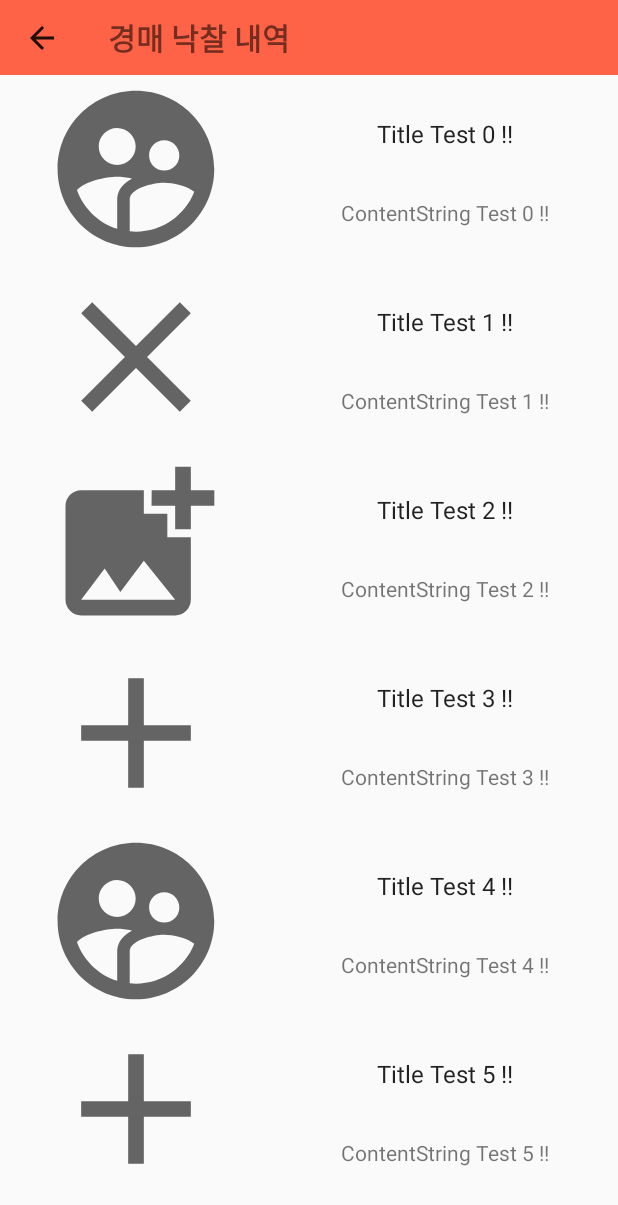
After one commit to 4538cgy/ProjectAuction, an Android app: the AuctionSuccessHistoryActivity screen opened directly, with no data from a screen before it, on a phone screen of 412 x 824 dp. The commit adds this screen. Shown: the top 1205 px of the screen. Run offline under Robolectric (Android 15) with nearby library versions, the phone set to English and light mode, and no system bars; our stand-ins replace data binding.

Commit message:
AuctionHistory Button Event #2
1. 경매 참여 내역, 경매 낙찰 내역 추가
2. 경매 등록 내역 클래스, 레이아웃 이름 변경

```diff
--- a/app/src/main/AndroidManifest.xml
+++ b/app/src/main/AndroidManifest.xml
@@ -18,7 +18,9 @@
         android:roundIcon="@mipmap/ic_launcher_round"
         android:supportsRtl="true"
         android:theme="@style/AppTheme">
-        <activity android:name=".view.activity.history.RegistrationHistoryActivity"></activity>
+        <activity android:name=".view.activity.history.AuctionSuccessHistoryActivity"></activity>
+        <activity android:name=".view.activity.history.AuctionJoinHistoryActivity" />
+        <activity android:name=".view.activity.history.AuctionHistoryActivity" />
 
         <provider
             android:name="androidx.core.content.FileProvider"
--- /dev/null
+++ b/app/src/main/java/com/example/project_auction/view/activity/history/AuctionSuccessHistoryActivity.kt
@@ -0,0 +1,50 @@
+package com.example.project_auction.view.activity.history
+
+import android.os.Bundle
+import android.view.MenuItem
+import androidx.recyclerview.widget.LinearLayoutManager
+import androidx.recyclerview.widget.RecyclerView
+import com.example.project_auction.R
+import com.example.project_auction.adapter.MultiViewTypeAdapter
+import com.example.project_auction.base.BaseActivity
+import com.example.project_auction.data.ViewTypeModelDTO
+import com.example.project_auction.databinding.ActivityAuctionSuccessHistoryBinding
+
+class AuctionSuccessHistoryActivity : BaseActivity<ActivityAuctionSuccessHistoryBinding>(R.layout.activity_auction_success_history) {
+    override fun onCreate(savedInstanceState: Bundle?) {
+        super.onCreate(savedInstanceState)
+        binding.apply {
+            activityauctionsuccesshistory = this@AuctionSuccessHistoryActivity
+        }
+
+        setSupportActionBar(binding.activityAuctionSuccessHistoryToolbarTitle)
+        getSupportActionBar()!!.setDisplayHomeAsUpEnabled(true);
+
+        val list = listOf(
+            ViewTypeModelDTO(ViewTypeModelDTO.FIRST_TYPE, "Title Test 0 !!", R.drawable.ic_baseline_supervised_user_circle_24, "ContentString Test 0 !!"),
+            ViewTypeModelDTO(ViewTypeModelDTO.FIRST_TYPE, "Title Test 1 !!", R.drawable.ic_baseline_close_24, "ContentString Test 1 !!"),
+            ViewTypeModelDTO(ViewTypeModelDTO.FIRST_TYPE, "Title Test 2 !!", R.drawable.ic_baseline_add_photo_alternate_24, "ContentString Test 2 !!"),
+            ViewTypeModelDTO(ViewTypeModelDTO.FIRST_TYPE, "Title Test 3 !!", R.drawable.ic_baseline_add_24, "ContentString Test 3 !!"),
+            ViewTypeModelDTO(ViewTypeModelDTO.FIRST_TYPE, "Title Test 4 !!", R.drawable.ic_baseline_supervised_user_circle_24, "ContentString Test 4 !!"),
+            ViewTypeModelDTO(ViewTypeModelDTO.FIRST_TYPE, "Title Test 5 !!", R.drawable.ic_baseline_add_24, "ContentString Test 5 !!"),
+            ViewTypeModelDTO(ViewTypeModelDTO.FIRST_TYPE, "Title Test 6 !!", 0, "ContentString Test 6 !!"),
+            ViewTypeModelDTO(ViewTypeModelDTO.FIRST_TYPE, "Title Test 7 !!", R.drawable.ic_baseline_add_24, "ContentString Test 7 !!"),
+            ViewTypeModelDTO(ViewTypeModelDTO.FIRST_TYPE, "Title Test 8 !!", R.drawable.ic_baseline_add_photo_alternate_24, "ContentString Test 8 !!")
+        )
+
+        val adpater = MultiViewTypeAdapter(list)
+        binding.activityAuctionSuccessHistoryRecyclerviewItem.layoutManager = LinearLayoutManager(this, RecyclerView.VERTICAL, false)
+        binding.activityAuctionSuccessHistoryRecyclerviewItem.adapter = adpater
+    }
+
+    override fun onOptionsItemSelected(item: MenuItem): Boolean {
+        when (item.getItemId()) {
+            android.R.id.home -> {
+                //toolbar의 back키 눌렀을 때 동작
+                finish()
+                return true
+            }
+        }
+        return super.onOptionsItemSelected(item)
+    }
+}
--- a/app/src/main/java/com/example/project_auction/view/activity/login/LoginActivity.kt
+++ b/app/src/main/java/com/example/project_auction/view/activity/login/LoginActivity.kt
@@ -137,9 +137,6 @@ class LoginActivity : BaseActivity<ActivityLoginBinding>(R.layout.activity_login
             activitylogin = this@LoginActivity
             loginsignupviewmodel = viewModel
         }
-
-        //test
-        startActivity(Intent(this, LobbyActivity::class.java))
     }
 
     fun naver(view : View){
--- /dev/null
+++ b/app/src/main/res/layout/activity_auction_success_history.xml
@@ -0,0 +1,48 @@
+<?xml version="1.0" encoding="utf-8"?>
+<layout xmlns:android="http://schemas.android.com/apk/res/android"
+    xmlns:app="http://schemas.android.com/apk/res-auto"
+    xmlns:tools="http://schemas.android.com/tools"
+    tools:context=".view.activity.history.AuctionSuccessHistoryActivity">
+
+    <data>
+        <variable
+            name="activityauctionsuccesshistory"
+            type="com.example.project_auction.view.activity.history.AuctionSuccessHistoryActivity" />
+    </data>
+
+    <androidx.constraintlayout.widget.ConstraintLayout
+        android:layout_width="match_parent"
+        android:layout_height="match_parent">
+
+        <androidx.appcompat.widget.Toolbar
+            android:layout_width="match_parent"
+            android:layout_height="50dp"
+            app:layout_constraintTop_toTopOf="parent"
+            app:layout_constraintStart_toStartOf="parent"
+            app:layout_constraintEnd_toEndOf="parent"
+            android:background="#FF6347"
+            android:theme="?attr/actionBarTheme"
+            android:id="@+id/activity_auction_success_history_toolbar_title">
+            <TextView
+                android:layout_width="match_parent"
+                android:layout_height="wrap_content"
+                android:layout_marginRight="20dp"
+                android:text="경매 낙찰 내역"
+                android:textStyle="bold"
+                android:textSize="20sp"
+                />
+        </androidx.appcompat.widget.Toolbar>
+
+        <androidx.recyclerview.widget.RecyclerView
+            android:id="@+id/activity_auction_success_history_recyclerview_item"
+            android:layout_width="0dp"
+            android:layout_height="0dp"
+            app:layout_constraintTop_toBottomOf="@id/activity_auction_success_history_toolbar_title"
+            app:layout_constraintBottom_toBottomOf="parent"
+            app:layout_constraintEnd_toEndOf="parent"
+            app:layout_constraintStart_toStartOf="parent"
+            />
+
+    </androidx.constraintlayout.widget.ConstraintLayout>
+
+</layout>
```
Also changed, not shown: app/src/main/java/com/example/project_auction/view/activity/history/AuctionHistoryActivity.kt (added, +50 -0 lines), app/src/main/java/com/example/project_auction/view/activity/history/AuctionJoinHistoryActivity.kt (renamed from app/src/main/java/com/example/project_auction/view/activity/history/RegistrationHistoryActivity.kt, +6 -6 lines), app/src/main/java/com/example/project_auction/view/fragment/lobby/account/AccountFragment.kt (+12 -2 lines), app/src/main/res/layout/activity_auction_history.xml (renamed from app/src/main/res/layout/activity_registration_history.xml, +6 -6 lines), app/src/main/res/layout/activity_auction_join_history.xml (added, +48 -0 lines).
